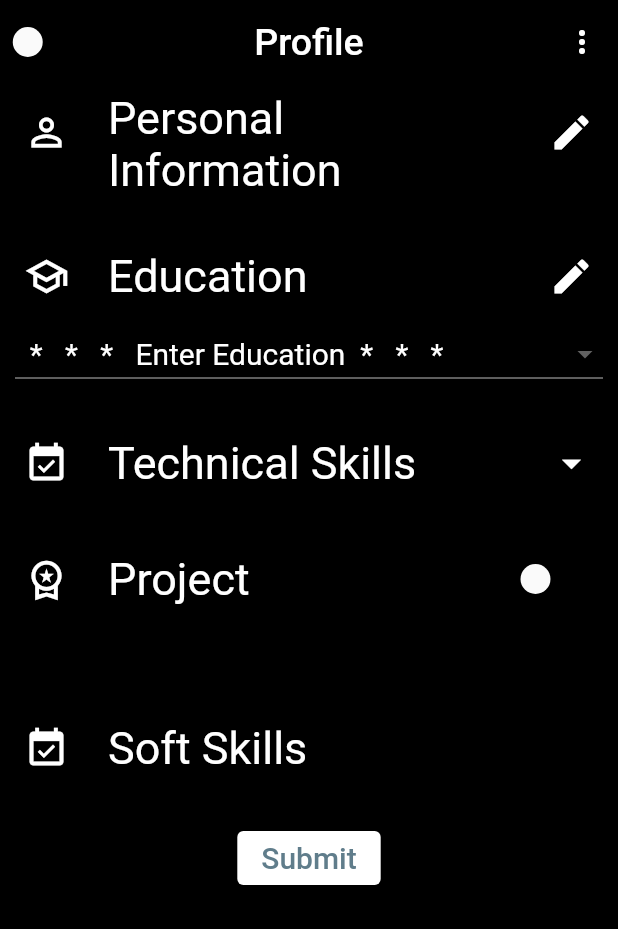
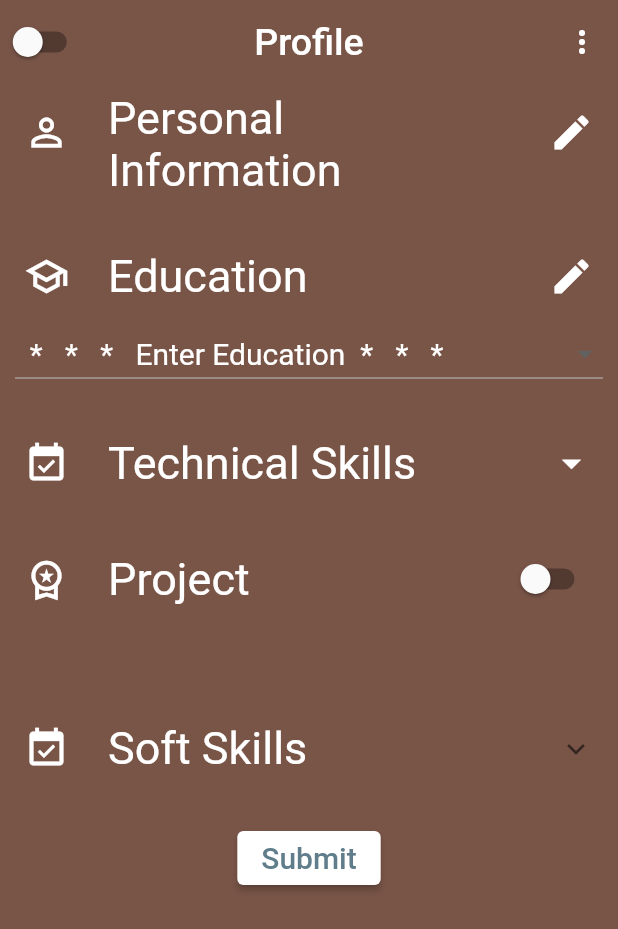
Before and after one commit to VivekTailor19/resume_builder, a Flutter app: the Profile screen opened by its route, on a phone screen of 412 x 824 dp. Shown: the top 929 px of the screen. Run offline on Flutter 3.47's test engine with Material 2 defaults, Android fonts, the phone set to English and light mode, and no system bars.

Commit message:
using flutter built resume

```diff
--- a/lib/profile.dart
+++ b/lib/profile.dart
@@ -25,7 +25,7 @@ class _ProfileState extends State<Profile> {
   bool demo = false;
   Color light = Colors.brown.shade500;
   Color dark = Colors.black;
-  Color c1=Colors.black;
+  Color c1 = Colors.brown.shade500;
 
 
   @override
@@ -46,7 +46,6 @@ class _ProfileState extends State<Profile> {
               {
                 c1 = dark;
               }
-
             });
           }, activeColor: Colors.white,),
 
```
